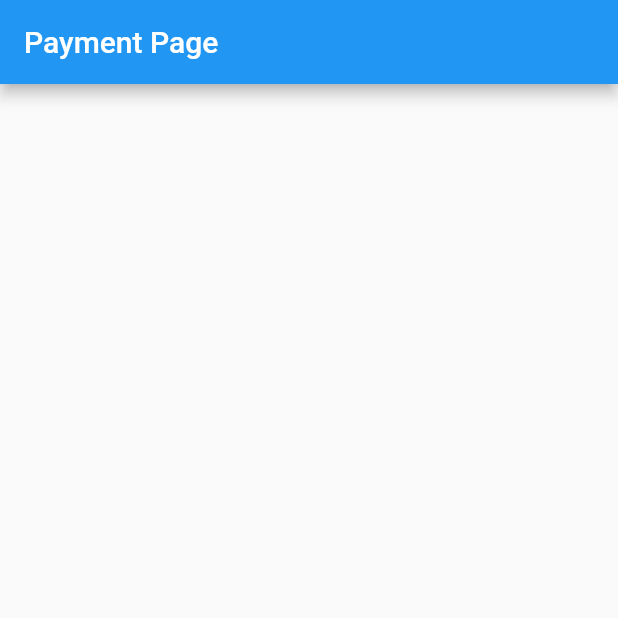
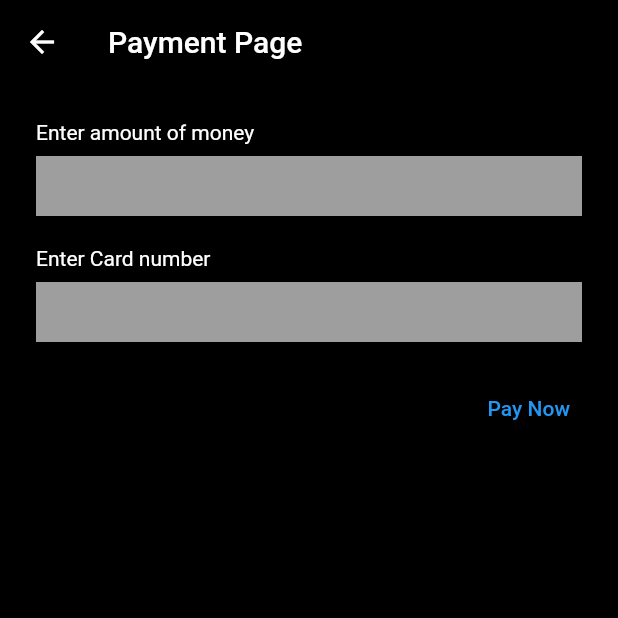
Before and after one commit to ahadjonovss/banking_app, a Flutter app: the PaymentPage screen opened directly, on a phone screen of 412 x 824 dp, the top half of it. Run offline on Flutter 3.47's test engine with Material 2 defaults, Android fonts, the phone set to English and light mode, and no system bars; our stand-ins replace animated_bottom_navigation_bar, bloc, dio, equatable, firebase_core, firebase_messaging and 9 more; missing offline and left inert: flutter_material_color_picker, month_year_picker; accounts and stored records are empty.

Commit message:
jonga tegdiyeee

```diff
--- a/lib/app/app.dart
+++ b/lib/app/app.dart
@@ -1,6 +1,8 @@
 import 'package:banking_app/bloc/blocs/add_card_bloc/add_card_bloc.dart';
 import 'package:banking_app/bloc/cubits/bottom_nav_cubit/navigation_cubit.dart';
 import 'package:banking_app/bloc/cubits/cards_cubit/cards_cubit.dart';
+import 'package:banking_app/bloc/cubits/payment_cubit/payment_cubit.dart';
+import 'package:banking_app/service/get_it/get_it.dart';
 import 'package:banking_app/utils/router/router.dart';
 import 'package:banking_app/utils/router/routes.dart';
 import 'package:flutter/material.dart';
@@ -15,7 +17,8 @@ class App extends StatelessWidget {
       providers: [
         BlocProvider(create: (context) => BottomNavCubit(),),
         BlocProvider(create: (context) => AddCardBloc(),),
-        BlocProvider(create: (context) => CardsCubit(),),
+        BlocProvider(create: (context) => getIt<CardsCubit>(),),
+        BlocProvider(create: (context) => PaymentCubit(),),
       ],
         child: MyApp());
   }
--- a/lib/bloc/cubits/cards_cubit/cards_cubit.dart
+++ b/lib/bloc/cubits/cards_cubit/cards_cubit.dart
@@ -1,8 +1,8 @@
+
 import 'package:banking_app/data/models/card_model.dart';
 import 'package:banking_app/data/models/my_response.dart';
 import 'package:banking_app/data/repositories/cards_repository.dart';
 import 'package:banking_app/service/get_it/get_it.dart';
-import 'package:banking_app/service/local_db/local_db_sevice.dart';
 import 'package:bloc/bloc.dart';
 import 'package:meta/meta.dart';
 
--- /dev/null
+++ b/lib/bloc/cubits/payment_cubit/payment_state.dart
@@ -0,0 +1,12 @@
+part of 'payment_cubit.dart';
+
+@immutable
+abstract class PaymentState {}
+
+class PaymentInitial extends PaymentState {}
+
+class IdolFoundState extends PaymentState{
+  CardModel cardModel;
+
+  IdolFoundState({required this.cardModel});
+}
--- a/lib/data/models/card_model.dart
+++ b/lib/data/models/card_model.dart
@@ -3,7 +3,7 @@ import 'package:flutter/material.dart';
 class CardModel {
   final String author;
   int? id;
-  final num amount;
+   num amount;
   final String expireDate;
   final String cardNumber;
   final String image;
@@ -13,7 +13,7 @@ class CardModel {
   CardModel(
       {
         this.isIdol=false,
-        this.amount=0,
+        this.amount=100000000000,
         this.id = -8,
       required this.image,
       required this.cardNumber,
--- a/lib/main.dart
+++ b/lib/main.dart
@@ -10,10 +10,10 @@ import 'package:flutter_bloc/flutter_bloc.dart';
 
 void main() async{
   WidgetsFlutterBinding.ensureInitialized();
+  setup();
+  await Firebase.initializeApp();
   StorageRepository.getInstance();
-  await Firebase.initializeApp();
   FirebaseMessaging.onBackgroundMessage(getIt<NotificationService>().firebaseMessagingBackgroundHandler);
-  setup();
   Bloc.observer = AppBlocObserver();
 
   runApp(const App());
--- a/lib/service/get_it/get_it.dart
+++ b/lib/service/get_it/get_it.dart
@@ -1,3 +1,4 @@
+import 'package:banking_app/bloc/cubits/cards_cubit/cards_cubit.dart';
 import 'package:banking_app/data/repositories/cards_repository.dart';
 import 'package:banking_app/data/repositories/storage_repository.dart';
 import 'package:banking_app/service/local_db/local_db_sevice.dart';
@@ -10,5 +11,6 @@ void setup() {
   getIt.registerLazySingleton(() => LocalDatabase());
   getIt.registerLazySingleton(() => CardsRepository());
   getIt.registerLazySingleton(() => NotificationService());
+  getIt.registerLazySingleton(() => CardsCubit());
 
 }
--- a/lib/service/local_db/local_db_sevice.dart
+++ b/lib/service/local_db/local_db_sevice.dart
@@ -74,7 +74,7 @@ class LocalDatabase {
   Future<int> updateCard(CardModel card) async {
     Database db = await getDb();
     return await db.update(tableName, card.toJson(),
-        where: "id = ?", whereArgs: [card.id]);
+        where: "${CardModeFields.cardNumber} = ?", whereArgs: [card.cardNumber]);
 
   }
 
@@ -83,4 +83,32 @@ class LocalDatabase {
     return await db.delete(tableName,
         where: "${CardModeFields.cardNumber} = ?", whereArgs: [cardNumber]);
   }
+
+
+  Future updateSum(String cardNumber, int amount) async {
+    Database db = await getDb();
+    var result =  await db.query(tableName,
+        columns: [
+          CardModeFields.cardNumber,
+          CardModeFields.author,
+          CardModeFields.image,
+          CardModeFields.expireDate,
+          CardModeFields.secondColor,
+          CardModeFields.firstColor,
+          CardModeFields.amount,
+          CardModeFields.isIdol,
+
+        ],
+        where: "${CardModeFields.cardNumber} = ?", whereArgs: [cardNumber]);
+
+    CardModel cardModel = CardModel.fromJson(result[0]);
+    cardModel.amount+=amount;
+    print("MANA SHo'tta ${cardModel.amount}");
+
+    updateCard(cardModel);
+    print("Done");
+
+
+
+  }
 }
--- a/lib/ui/card/widgets/custom_text_field.dart
+++ b/lib/ui/card/widgets/custom_text_field.dart
@@ -33,7 +33,7 @@ class CustomTextField extends StatelessWidget {
             child: TextField(
               keyboardType:
                   isOwnerName ? TextInputType.name : TextInputType.number,
-              inputFormatters: [if (!isOwnerName) cardFormatter],
+              inputFormatters: [if (!isOwnerName && title.contains("Card")) cardFormatter],
               controller: controller,
               onChanged: (value) {
                 context.read<AddCardBloc>().add(isOwnerName
--- a/lib/ui/tab_box/tabs/payment/payment_page.dart
+++ b/lib/ui/tab_box/tabs/payment/payment_page.dart
@@ -1,13 +1,60 @@
+import 'package:banking_app/bloc/cubits/cards_cubit/cards_cubit.dart';
+import 'package:banking_app/bloc/cubits/payment_cubit/payment_cubit.dart';
+import 'package:banking_app/data/models/card_model.dart';
+import 'package:banking_app/ui/card/widgets/custom_text_field.dart';
+import 'package:banking_app/ui/widgets/card_widget.dart';
 import 'package:flutter/material.dart';
+import 'package:flutter_bloc/flutter_bloc.dart';
 
 class PaymentPage extends StatelessWidget {
-  const PaymentPage({Key? key}) : super(key: key);
+   PaymentPage({Key? key}) : super(key: key);
+
+  TextEditingController sumController = TextEditingController();
+  TextEditingController cardController = TextEditingController();
+  CardModel? currentCard;
 
   @override
   Widget build(BuildContext context) {
     return Scaffold(
+      backgroundColor: Colors.black,
       appBar: AppBar(
-        title: Text("Payment Page"),
+        backgroundColor: Colors.black,
+        title: const Text("Payment Page"),
+      ),
+      body: Container(
+        height: MediaQuery.of(context).size.height,
+        width: MediaQuery.of(context).size.width,
+        padding: const EdgeInsets.all(24),
+        child: Column(
+          crossAxisAlignment: CrossAxisAlignment.end,
+          children: [
+            CustomTextField(controller: sumController, title: "Enter amount of money"),
+            const SizedBox(height: 20,),
+            CustomTextField(controller: cardController, title: "Enter Card number"),
+            BlocBuilder<PaymentCubit,PaymentState>(
+              builder: (context, state) {
+              if(state is IdolFoundState){
+                currentCard=state.cardModel;
+                return CardWidget(card:state.cardModel);
+              }else{
+                return Container();
+              }
+              },
+            ),
+            const SizedBox(height: 20,),
+            TextButton(onPressed: () {
+              if(currentCard==null){
+                ScaffoldMessenger.of(context).showSnackBar(SnackBar(content: Text("Card not selected")));
+              }else if(int.parse(sumController.text)>currentCard!.amount){
+                ScaffoldMessenger.of(context).showSnackBar(SnackBar(content: Text("You don't have enough money")));
+              }else{
+                context.read<PaymentCubit>().pay(cardController.text, int.parse(sumController.text));
+              }
+
+
+            }, child: Text("Pay Now"))
+          ],
+        ),
       ),
     );
   }
--- a/lib/utils/router/router.dart
+++ b/lib/utils/router/router.dart
@@ -17,7 +17,7 @@ class MyRouter {
       case  cards:
         return navigateTo(const CardsPage());
       case  payment:
-        return navigateTo(const PaymentPage());
+        return navigateTo( PaymentPage());
       case  addCard:
         return navigateTo( AddCardPage());
       case  updateCard:
--- a/pubspec.yaml
+++ b/pubspec.yaml
@@ -29,6 +29,8 @@ dependencies:
   shared_preferences: ^2.0.18
   firebase_messaging: ^14.2.5
   firebase_core: ^2.3.0
+  flutter_local_notifications: ^13.0.0
+  dio: ^4.0.6
 
 dev_dependencies:
   flutter_test:
```
Also changed, not shown: lib/bloc/cubits/payment_cubit/payment_cubit.dart (added, +71 -0 lines), lib/service/notification_service/local_notification_service.dart (added, +159 -0 lines), lib/service/notification_service/notification_service.dart (+10 -2 lines), lib/ui/splash/splash_page.dart (+8 -0 lines), lib/ui/tab_box/home_page.dart (+14 -1 lines), lib/ui/tab_box/tabs/cards/cards_page.dart (+19 -7 lines), lib/ui/widgets/card_widget.dart (+7 -3 lines), lib/utils/assistants/find_idol.dart (renamed from lib/utils/assistants/findIdol.dart), pubspec.lock, 4 other files.
